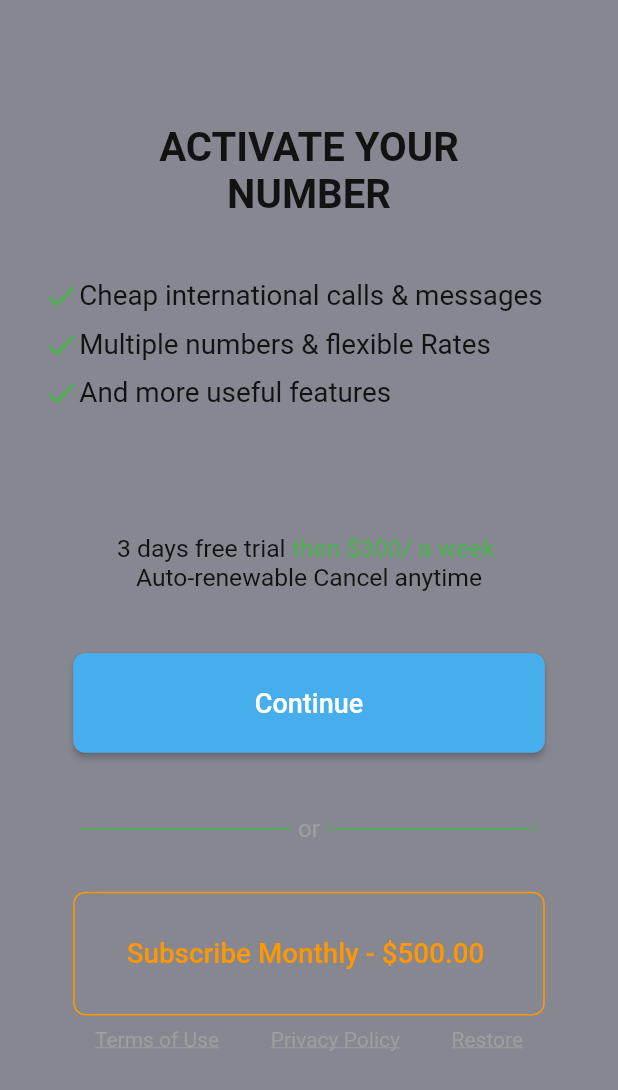
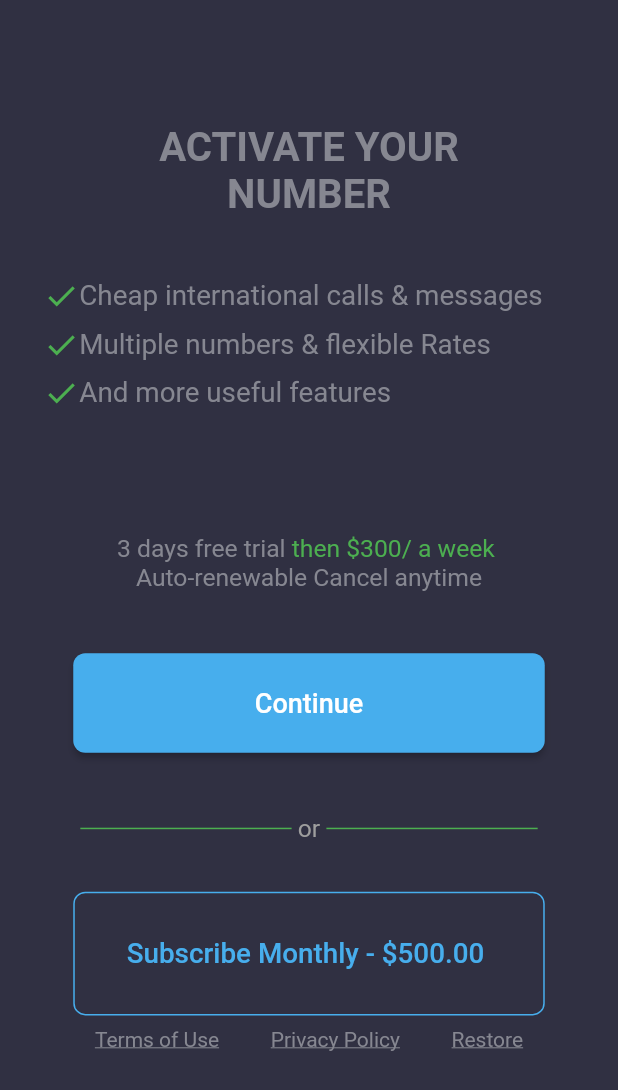
Before and after one commit to SunilPeter92/Viking_app, a Flutter app: the ActivateNumber screen opened directly, on a phone screen of 412 x 824 dp. Shown: the top 1090 px of the screen. Run offline on Flutter 3.47's test engine with Material 2 defaults, Android fonts, the phone set to English and light mode, and no system bars; our stand-ins replace contacts_service, flutter_switch, permission_handler; missing offline and left inert: flag, flex_color_picker.

Commit message:
Osama second

```diff
--- a/lib/Ui Screen/ActivateNumerScreen.dart
+++ b/lib/Ui Screen/ActivateNumerScreen.dart
@@ -18,6 +18,7 @@ class _ActivateNumberState extends State<ActivateNumber> {
     width = MediaQuery.of(context).size.width;
     height = MediaQuery.of(context).size.height;
     return Scaffold(
+        backgroundColor: Theme.of(context).accentColor,
         body: SingleChildScrollView(
           child: Padding(
             padding: EdgeInsets.symmetric(horizontal: width * 0.07),
@@ -28,14 +29,18 @@ class _ActivateNumberState extends State<ActivateNumber> {
                   child: Text(
                     "ACTIVATE YOUR",
                     style: TextStyle(
-                    fontWeight: FontWeight.bold, fontSize: width * 0.065),
+                        fontWeight: FontWeight.bold,
+                        fontSize: width * 0.065,
+                        color: Theme.of(context).canvasColor),
                   ),
                 ),
                 Center(
                   child: Text(
                     "NUMBER",
                     style: TextStyle(
-                    fontWeight: FontWeight.bold, fontSize: width * 0.065),
+                        fontWeight: FontWeight.bold,
+                        fontSize: width * 0.065,
+                        color: Theme.of(context).canvasColor),
                   ),
                 ),
                 SizedBox(height: height * 0.05),
@@ -47,7 +52,9 @@ class _ActivateNumberState extends State<ActivateNumber> {
                     ),
                     Text(
                       "Cheap international calls & messages",
-                  style: TextStyle(fontSize: width * 0.045),
+                      style: TextStyle(
+                          fontSize: width * 0.045,
+                          color: Theme.of(context).canvasColor),
                     ),
                   ],
                 ),
@@ -60,7 +67,9 @@ class _ActivateNumberState extends State<ActivateNumber> {
                     ),
                     Text(
                       "Multiple numbers & flexible Rates",
-                  style: TextStyle(fontSize: width * 0.045),
+                      style: TextStyle(
+                          fontSize: width * 0.045,
+                          color: Theme.of(context).canvasColor),
                     ),
                   ],
                 ),
@@ -73,7 +82,9 @@ class _ActivateNumberState extends State<ActivateNumber> {
                     ),
                     Text(
                       "And more useful features",
-                  style: TextStyle(fontSize: width * 0.045),
+                      style: TextStyle(
+                          fontSize: width * 0.045,
+                          color: Theme.of(context).canvasColor),
                     ),
                   ],
                 ),
@@ -83,12 +94,14 @@ class _ActivateNumberState extends State<ActivateNumber> {
                   children: [
                     Text(
                       "3 days free trial ",
-                  style: TextStyle(fontSize: width * 0.040),
+                      style: TextStyle(
+                          fontSize: width * 0.040,
+                          color: Theme.of(context).canvasColor),
                     ),
                     Text(
                       "then \$300/ a week ",
-                  style:
-                      TextStyle(color: Colors.green, fontSize: width * 0.040),
+                      style: TextStyle(
+                          color: Colors.green, fontSize: width * 0.040),
                     ),
                   ],
                 ),
@@ -97,7 +110,9 @@ class _ActivateNumberState extends State<ActivateNumber> {
                   children: [
                     Text(
                       "Auto-renewable Cancel anytime",
-                  style: TextStyle(fontSize: width * 0.040),
+                      style: TextStyle(
+                          fontSize: width * 0.040,
+                          color: Theme.of(context).canvasColor),
                     ),
                   ],
                 ),
@@ -113,7 +128,8 @@ class _ActivateNumberState extends State<ActivateNumber> {
                 ),
                 SizedBox(height: height * 0.04),
                 Padding(
-              padding: EdgeInsets.only(left: width * 0.06, right: width * 0.06),
+                  padding:
+                      EdgeInsets.only(left: width * 0.06, right: width * 0.06),
                   child: Row(
                     children: [
                       Expanded(
@@ -127,8 +143,8 @@ class _ActivateNumberState extends State<ActivateNumber> {
                       ),
                       Text(
                         "or",
-                    style:
-                        TextStyle(color: Colors.grey, fontSize: width * 0.040),
+                        style: TextStyle(
+                            color: Colors.grey, fontSize: width * 0.040),
                       ),
                       SizedBox(
                         width: width * 0.01,
@@ -151,19 +167,20 @@ class _ActivateNumberState extends State<ActivateNumber> {
                     child: FlatButton(
                         shape: RoundedRectangleBorder(
                           side: BorderSide(
-                          color: Colors.orange,
+                              color: Theme.of(context).cardColor,
                               width: 1,
                               style: BorderStyle.solid),
                           borderRadius: BorderRadius.circular(8),
                         ),
                         onPressed: () {
-                      Navigator.push(
-                          context, SlideRightRoute(page: InternationalRates()));
+                          Navigator.push(context,
+                              SlideRightRoute(page: InternationalRates()));
                         },
                         child: Text(
                           "Subscribe Monthly - \$500.00 ",
                           style: TextStyle(
-                          color: Colors.orange, fontSize: width * 0.045),
+                              color: Theme.of(context).cardColor,
+                              fontSize: width * 0.045),
                         )),
                   ),
                 ),
@@ -173,21 +190,21 @@ class _ActivateNumberState extends State<ActivateNumber> {
                     Text(
                       "Terms of Use",
                       style: TextStyle(
-                    color: Colors.grey,
+                        color: Theme.of(context).canvasColor,
                         decoration: TextDecoration.underline,
                       ),
                     ),
                     Text(
                       "Privacy Policy",
                       style: TextStyle(
-                    color: Colors.grey,
+                        color: Theme.of(context).canvasColor,
                         decoration: TextDecoration.underline,
                       ),
                     ),
                     Text(
                       "Restore",
                       style: TextStyle(
-                    color: Colors.grey,
+                        color: Theme.of(context).canvasColor,
                         decoration: TextDecoration.underline,
                       ),
                     ),
--- a/lib/Ui Screen/ChooseCountry.dart
+++ b/lib/Ui Screen/ChooseCountry.dart
@@ -152,8 +152,10 @@ class _ChooseCountryState extends State<ChooseCountry> {
     width = MediaQuery.of(context).size.width;
     height = MediaQuery.of(context).size.height;
     return Scaffold(
+      backgroundColor: Theme.of(context).accentColor,
       key: scaffoldState,
       appBar: AppBar(
+        backgroundColor: Theme.of(context).cardColor,
         leading: IconButton(
           onPressed: () {
             Navigator.pop(context);
--- a/lib/Ui Screen/RenewPhone.dart
+++ b/lib/Ui Screen/RenewPhone.dart
@@ -31,6 +31,7 @@ class _RenewPhoneState extends State<RenewPhone> {
     screenwidth = MediaQuery.of(context).size.width;
     screenheight = MediaQuery.of(context).size.height;
     return Scaffold(
+      backgroundColor: Theme.of(context).accentColor,
       appBar: AppBar(
         title: Text("Phone Number", style: TextStyle(color: Colors.white)),
         leading: BackButton(
--- a/lib/Widgets/CountryListCard.dart
+++ b/lib/Widgets/CountryListCard.dart
@@ -25,6 +25,7 @@ class CountryCard extends StatelessWidget {
     return GestureDetector(
       onTap: function,
       child: Card(
+        color: Colors.white,
         child: Container(
           width: MediaQuery.of(context).size.width,
           child: Row(
@@ -51,7 +52,8 @@ class CountryCard extends StatelessWidget {
                     children: [
                       Text(
                         this.countryname,
-                        style: TextStyle(fontSize: width * 0.055),
+                        style: TextStyle(
+                            fontSize: width * 0.055, color: Colors.black),
                       ),
                       Container(
                         child: Row(
```
Also changed, not shown: lib/Ui Screen/Register.dart (+16 -3 lines), lib/Ui Screen/Settings.dart (+16 -7 lines). Lines whose indentation alone changed are shown as unchanged.
